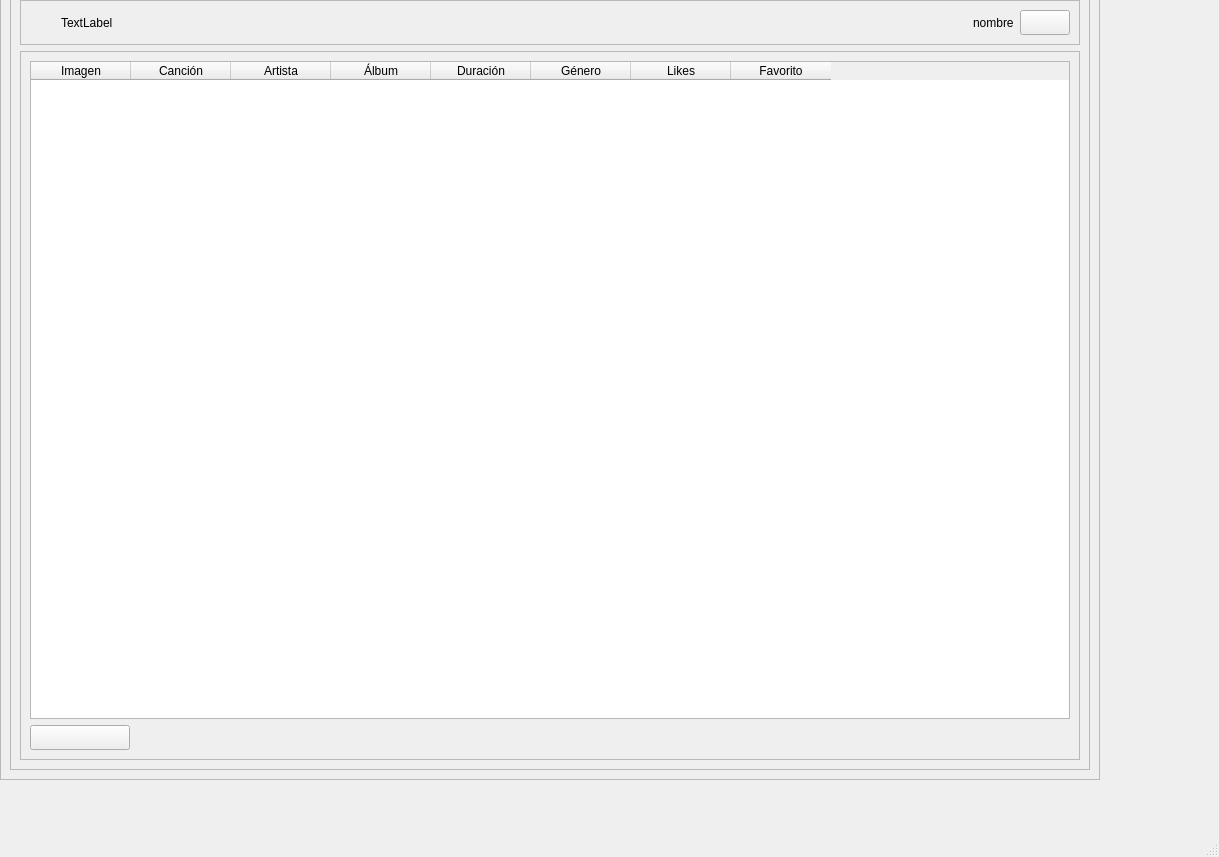
Old version of the form views/playlist.ui in the repository ximenaaloya/cloudymusic.
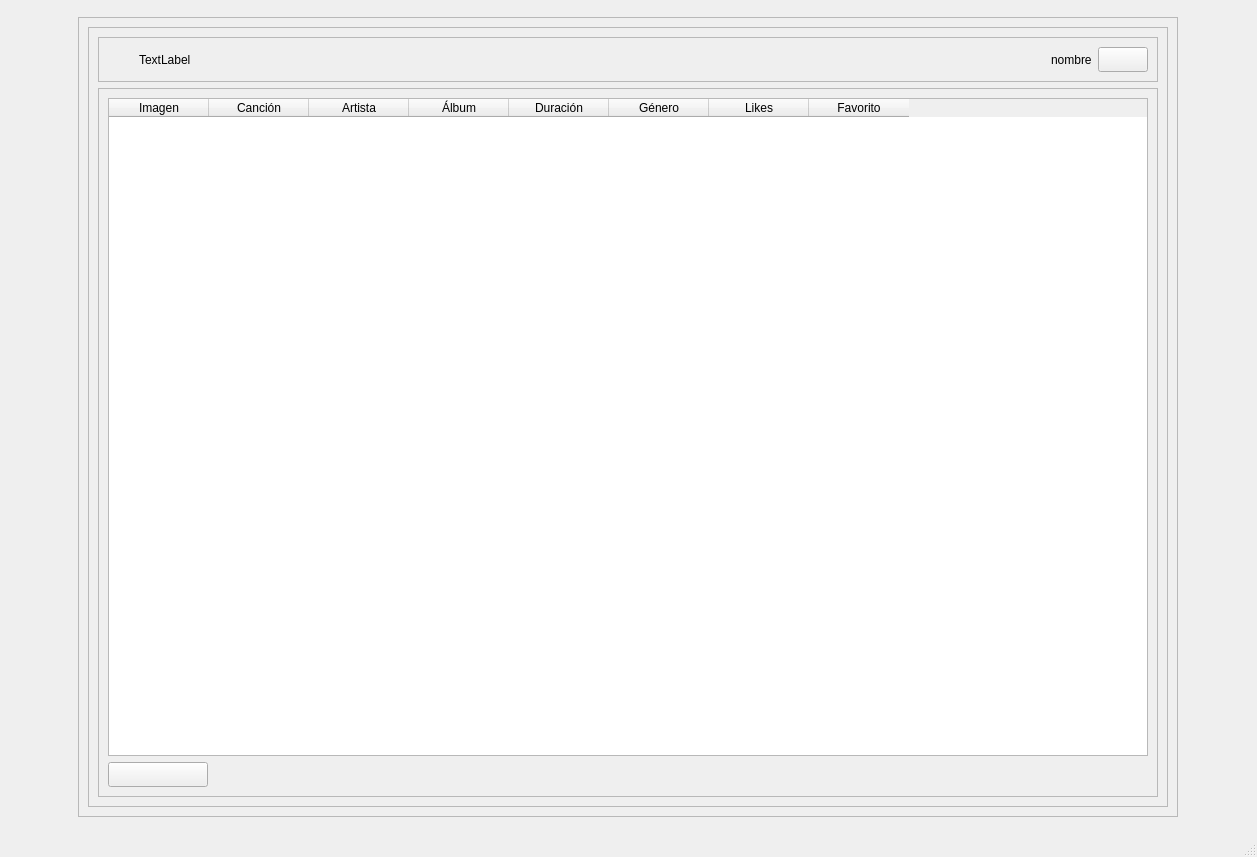
New version of the form. Icons and pictures are not drawn.

Diff of the .ui file:
```diff
--- a/views/playlist.ui
+++ b/views/playlist.ui
@@ -6,7 +6,7 @@
    <rect>
     <x>0</x>
     <y>0</y>
-    <width>1219</width>
+    <width>1257</width>
     <height>857</height>
    </rect>
   </property>
@@ -14,7 +14,8 @@
    <string>MainWindow</string>
   </property>
   <property name="styleSheet">
-   <string notr="true">.boton{
+   <string notr="true">.fondo{background-color:rgb(209, 204, 255)}
+.boton{
 background-color:rgb(175, 167, 255);
 border-bottom:1px solid rgb(85, 0, 127);
 border-radius:15px;
@@ -24,15 +25,9 @@
 }</string>
   </property>
   <widget class="QWidget" name="centralwidget">
+   <layout class="QHBoxLayout" name="horizontalLayout_2">
+    <item>
    <widget class="QFrame" name="frame">
-    <property name="geometry">
-     <rect>
-      <x>0</x>
-      <y>-20</y>
-      <width>1100</width>
-      <height>800</height>
-     </rect>
-    </property>
     <property name="minimumSize">
      <size>
       <width>1100</width>
@@ -270,6 +265,8 @@
      </item>
     </layout>
    </widget>
+    </item>
+   </layout>
   </widget>
   <widget class="QMenuBar" name="menubar">
    <property name="geometry">
```
Left out of the diff: 5 changed lines with no effect on the pictures. Lines whose indentation alone changed are shown as unchanged.
